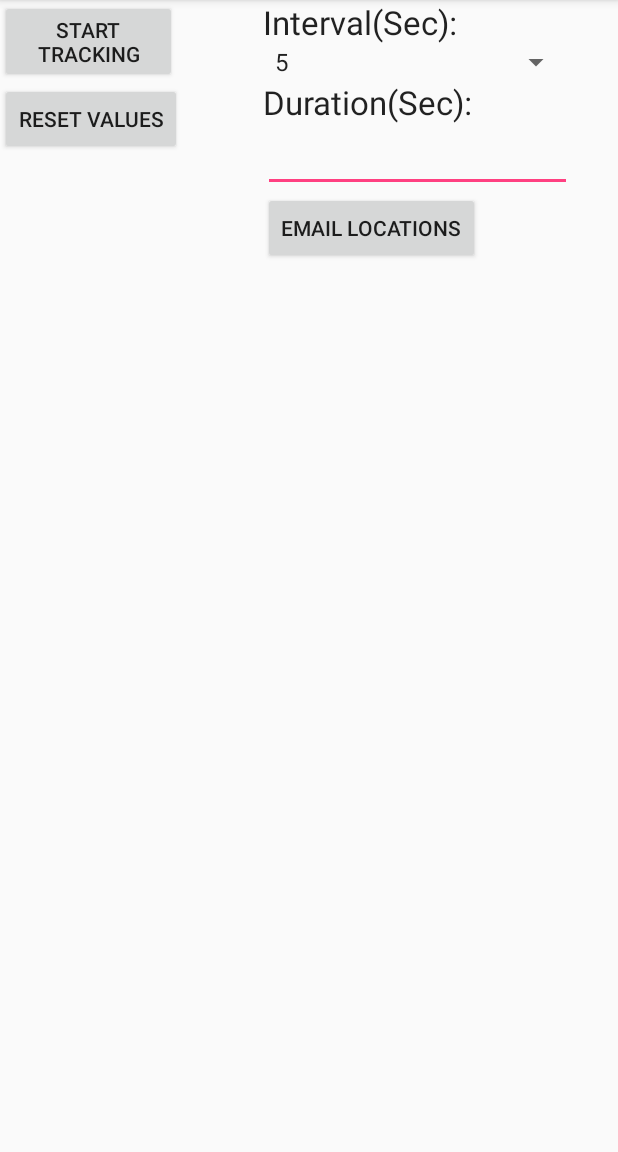
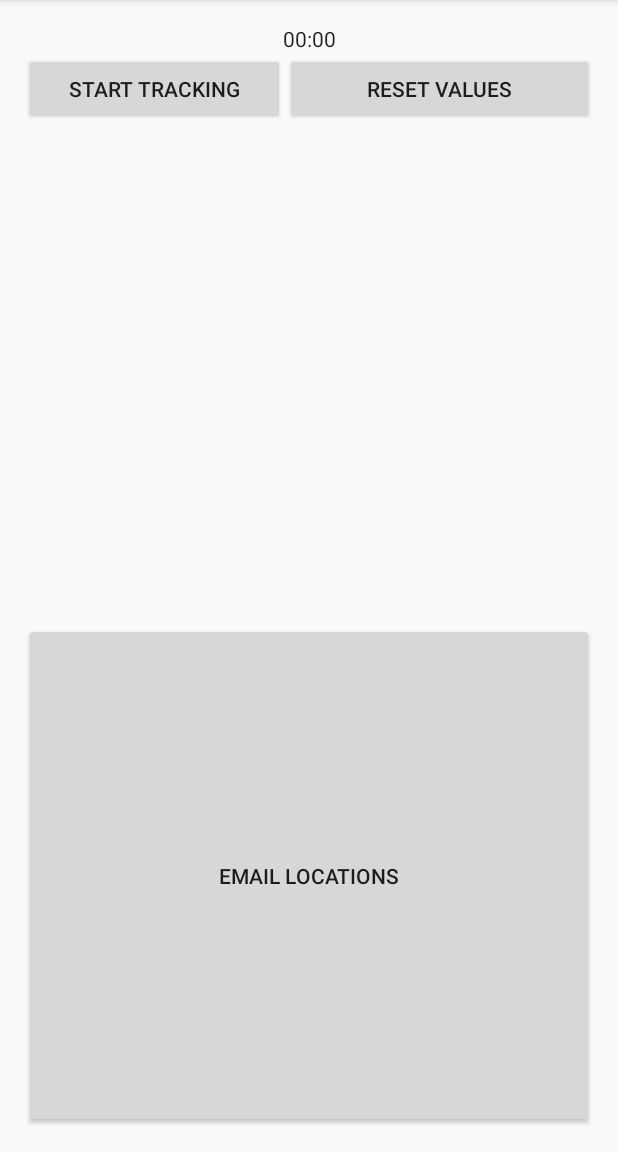
Before and after one commit to phealeyh/tracking-application, an Android app: the TrackingActivity screen opened directly, with no data from a screen before it, after a tap on "EMAIL LOCATIONS", on a phone screen of 412 x 824 dp, the part 84-1236 px from its top. Run offline under Robolectric (Android 15) with nearby library versions, the phone set to English and light mode, and no system bars.

Commit message:
rearranged start tracking activity layout

```diff
--- a/app/src/main/java/tracking/id11723222/com/trackingapplication/Constants.java
+++ b/app/src/main/java/tracking/id11723222/com/trackingapplication/Constants.java
@@ -18,6 +18,7 @@ public class Constants {
     public static final String COMPARED_TO = " compared to ";
     public static final String RECORDED_LOCATIONS = "Recorded Locations";
     public static final String EMAIL_FORMAT = "message/rfc822";
+    public static final String EMAIL_SENT = "Email Sent";
     public static final String MAIL_TO = "mailto:";
     public static final String ENTRY_REASON = "Reason";
     public static final String ENTRY_CREATED = "Entry Created";
--- a/app/src/main/java/tracking/id11723222/com/trackingapplication/TrackingActivity.java
+++ b/app/src/main/java/tracking/id11723222/com/trackingapplication/TrackingActivity.java
@@ -1,133 +1,47 @@
 package tracking.id11723222.com.trackingapplication;
 
-import android.content.BroadcastReceiver;
-import android.content.Context;
-import android.content.Intent;
-import android.content.IntentFilter;
-import android.net.Uri;
 import android.support.v7.app.AppCompatActivity;
 import android.os.Bundle;
-import android.util.Log;
 import android.view.View;
-import android.widget.ArrayAdapter;
 import android.widget.Button;
-import android.widget.ListView;
 import android.widget.Toast;
 
-import com.google.android.gms.maps.model.LatLng;
+public class TrackingActivity extends AppCompatActivity {
 
-import java.sql.Time;
-import java.util.ArrayList;
+    private Button mStartButton, mResetButton, mEmailButton;
 
-
-public class TrackingActivity extends AppCompatActivity {
-    private Button mEmailButton;
-    private ListView mLocationListView, mTimeListView;
-    private ArrayList<LatLng> locations;
-    private ArrayList<Time> times;
-    private ArrayAdapter<LatLng> locationAdapter;
-    private ArrayAdapter<Time> timeAdapter;
-
-    /**
-     * This method will inflate the activity_tracking layout. It will also initialise the
-     * LatLng (holding the locations recorded) and the time (holding the times it was recorded) list
-     * arrays. It will also set up its corresponding adapters that will expand the given list views.
-     * The intent filter will also be used in conjunction with the broadcast receiver so that it will
-     * listen for the specific location and time updates given by the TrackingService intent service
-     * class. The intent filter's action will be set to the constant UPDATE_COMMAND; which will
-     * also be set in the TrackingService's onHandleIntent method.
-     *@param savedInstanceState
-     */
 
     @Override
     protected void onCreate(Bundle savedInstanceState) {
         super.onCreate(savedInstanceState);
         setContentView(R.layout.activity_tracking);
-        locations = new ArrayList<LatLng>();
-        times = new ArrayList<Time>();
-        mTimeListView = (ListView) findViewById(R.id.recordedTimes);
-        mLocationListView = (ListView) findViewById(R.id.recorderLocations);
-        timeAdapter = new ArrayAdapter<>(this,android.R.layout.simple_list_item_1,times);
-        locationAdapter = new ArrayAdapter<>(this, android.R.layout.simple_list_item_1, locations);
-        mTimeListView.setAdapter(timeAdapter);
-        mLocationListView.setAdapter(locationAdapter);
-        setButtons();
-        IntentFilter intentFilter = new IntentFilter();
-        intentFilter.addAction(Constants.UPDATE_COMMAND);
-        registerReceiver(mBroadcastReceiver, intentFilter);
+        setButtonListeners();
     }
 
-    /**
-     * Unregisters the receiver so that it stops listening for updates
-     *
-     */
 
-    @Override
-    protected void onDestroy() {
-        super.onDestroy();
-        unregisterReceiver(mBroadcastReceiver);
-    }
-
-    /**
-     * Initialises and sets the custom button views and email button. The start button
-     * (the red triangle) will start the Intent service named 'TrackingService' and will add the
-     * interval and duration given by the user into the intent as a timer for how long the
-     * service should run for. The reset button (the blue triangle) will reset the all the recorded
-     * times and locations by calling it's corresponding clear function and wlll notify their
-     * adapters of the changes.
-     * The email button will also be used to listen for clicks
-     */
-
-    private void setButtons(){
+    private void setButtonListeners(){
+        mStartButton = (Button)findViewById(R.id.startButton);
+        mStartButton.setOnClickListener(new View.OnClickListener() {
+            @Override
+            public void onClick(View v) {
+                Toast.makeText(getApplicationContext(),Constants.STARTED,Toast.LENGTH_LONG).show();
+            }
+        });
+        mResetButton = (Button)findViewById(R.id.resetButton);
+        mResetButton.setOnClickListener(new View.OnClickListener() {
+            @Override
+            public void onClick(View v) {
+                Toast.makeText(getApplicationContext(),Constants.CLEARED,Toast.LENGTH_LONG).show();
+            }
+        });
         mEmailButton = (Button) findViewById(R.id.emailButton);
         mEmailButton.setOnClickListener(new View.OnClickListener() {
             @Override
             public void onClick(View v) {
-                setUpEmail();
+                Toast.makeText(getApplicationContext(),Constants.EMAIL_SENT,Toast.LENGTH_LONG).show();
             }
         });
     }
 
-    /**
-     * This will set up a new intent start an email activity with the given locations times as
-     * the body of the text.
-     */
-    private void setUpEmail(){
-        Intent newIntent = new Intent(Intent.ACTION_SEND);
-        newIntent.setData(Uri.parse(Constants.MAIL_TO));
-        newIntent.putExtra(Intent.EXTRA_SUBJECT, Constants.RECORDED_LOCATIONS);
-        newIntent.putExtra(Intent.EXTRA_TEXT, locations.toString() + Constants.NEW_LINE + times.toString());
-        newIntent.setType(Constants.EMAIL_FORMAT);
-        startActivity(Intent.createChooser(newIntent, Constants.EMAIL_ON));
-
-    }
-
-
-
-
-
-    /**
-     * Broadcast receiver. This handles all the message coming in.
-     *
-     */
-    private BroadcastReceiver mBroadcastReceiver = new BroadcastReceiver() {
-
-        @Override
-        public void onReceive(Context context, Intent intent) {
-            Log.d(Constants.ENTRY_CREATED, Constants.UPDATE_COMMAND);
-            locations.add((LatLng) intent.getExtras().get(Constants.EXTRA_LOCATION));
-            times.add((Time) intent.getExtras().get(Constants.TIME));
-            timeAdapter.notifyDataSetChanged();
-            locationAdapter.notifyDataSetChanged();
-            Toast.makeText(getApplicationContext(), Constants.UPDATE_COMMAND, Toast.LENGTH_SHORT).show();
-        }
-    };
-
-
-
-
-
-
-
 
 }
--- a/app/src/main/res/layout/activity_tracking.xml
+++ b/app/src/main/res/layout/activity_tracking.xml
@@ -1,92 +1,102 @@
 <?xml version="1.0" encoding="utf-8"?>
-<LinearLayout xmlns:android="http://schemas.android.com/apk/res/android"
-    android:layout_width="match_parent"
-    android:layout_height="match_parent"
-    xmlns:tools="http://schemas.android.com/tools"
-    android:orientation="horizontal"
-    android:weightSum="1">
+<RelativeLayout xmlns:android="http://schemas.android.com/apk/res/android"
+    xmlns:tools="http://schemas.android.com/tools" android:layout_width="match_parent"
+    android:layout_height="match_parent" android:paddingLeft="@dimen/activity_horizontal_margin"
+    android:paddingRight="@dimen/activity_horizontal_margin"
+    android:paddingTop="@dimen/activity_vertical_margin"
+    android:paddingBottom="@dimen/activity_vertical_margin"
+    tools:context="tracking.id11723222.com.trackingapplication.TrackingActivity">
 
     <LinearLayout
-        android:layout_width="wrap_content"
-        android:layout_height="match_parent"
-        android:orientation="vertical" >
+        android:orientation="horizontal"
+        android:layout_width="match_parent"
+        android:layout_height="wrap_content"
+        android:layout_alignParentEnd="true"
+        android:layout_alignParentStart="true"
+        android:id="@+id/linearLayout1">
+        <Chronometer
+            android:gravity="center"
+            android:id="@+id/interval_timer"
+            android:layout_width="match_parent"
+            android:layout_height="match_parent" />
+
+    </LinearLayout>
 
 
+    <LinearLayout
+        android:orientation="horizontal"
+        android:layout_width="match_parent"
+        android:layout_height="wrap_content"
+        android:layout_alignParentEnd="true"
+        android:layout_alignParentStart="true"
+        android:id="@+id/linearLayout2"
+        android:layout_below="@+id/linearLayout1">
         <Button
             android:id="@+id/startButton"
-            android:layout_width="118dp"
-            android:layout_height="wrap_content"
             android:text="@string/start_tracking"
-            />
+            android:layout_width="174dp"
+            android:layout_height="wrap_content" />
+
         <Button
             android:id="@+id/resetButton"
-            android:layout_width="wrap_content"
+            android:text="@string/reset"
+            android:layout_width="match_parent"
             android:layout_height="wrap_content"
-            android:text="@string/reset"
-            />
+            android:layout_alignParentTop="true"
+            android:layout_alignParentEnd="true" />
+
+
+    </LinearLayout>
+
+
+    <LinearLayout
+        android:orientation="horizontal"
+        android:layout_width="wrap_content"
+        android:layout_height="wrap_content"
+        android:layout_alignParentStart="true"
+        android:layout_below="@+id/linearLayout2"
+        android:id="@+id/linearLayout3">
 
         <ListView
-            android:layout_width="175dp"
+            android:layout_width="177dp"
+            android:layout_height="332dp"
+            android:id="@+id/locations_list"
+            android:stackFromBottom="false"
+            android:layout_alignParentBottom="true"
+            android:layout_alignParentRight="true"
+            android:layout_alignParentEnd="true" />
+
+
+        <ListView
+            android:layout_width="wrap_content"
             android:layout_height="match_parent"
-            android:id="@+id/recorderLocations" />
+            android:id="@+id/times_list"
+            android:stackFromBottom="false"
+            android:layout_alignParentBottom="true"
+            android:layout_alignParentRight="true"
+            android:layout_alignParentEnd="true" />
+
+
+
+    </LinearLayout>
+
+    <LinearLayout
+        android:orientation="horizontal"
+        android:layout_width="match_parent"
+        android:layout_height="wrap_content"
+        android:id="@+id/linearLayout4"
+        android:layout_alignParentBottom="true"
+        android:layout_alignParentStart="true"
+        android:layout_below="@+id/linearLayout3">
+
+        <Button
+            android:id="@+id/emailButton"
+            android:text="@string/email"
+            android:layout_width="match_parent"
+            android:layout_height="match_parent" />
 
     </LinearLayout>
 
 
 
-    <LinearLayout
-        android:layout_width="206dp"
-        android:layout_height="match_parent"
-        android:orientation="vertical">
-
-        <TextView
-            android:layout_width="wrap_content"
-            android:layout_height="wrap_content"
-            android:textAppearance="?android:attr/textAppearanceLarge"
-            android:text="@string/interval"
-            android:id="@+id/textView"
-            />
-
-        <Spinner
-            android:layout_width="match_parent"
-            android:layout_height="wrap_content"
-            android:entries="@array/intervals"
-            android:id="@+id/intervalSpinner" />
-
-
-        <TextView
-            android:layout_width="wrap_content"
-            android:layout_height="wrap_content"
-            android:textAppearance="?android:attr/textAppearanceLarge"
-            android:text="@string/duration"
-            android:id="@+id/durationView" />
-
-        <EditText
-            android:layout_width="match_parent"
-            android:layout_height="wrap_content"
-            android:inputType="numberSigned"
-            android:ems="10"
-            android:id="@+id/durationET"
-            android:maxLength="2"
-            android:layout_gravity="center_horizontal" />
-        <Button
-            android:layout_width="wrap_content"
-            android:layout_height="wrap_content"
-            android:text="@string/email"
-            android:id="@+id/emailButton"
-            android:checked="false" />
-
-
-        <ListView
-            android:layout_width="match_parent"
-            android:layout_height="match_parent"
-            android:id="@+id/recordedTimes" />
-
-
-
-    </LinearLayout>
-
-
-
-
-</LinearLayout>
+</RelativeLayout>
```
Also changed, not shown: app/src/main/AndroidManifest.xml (+9 -3 lines).
